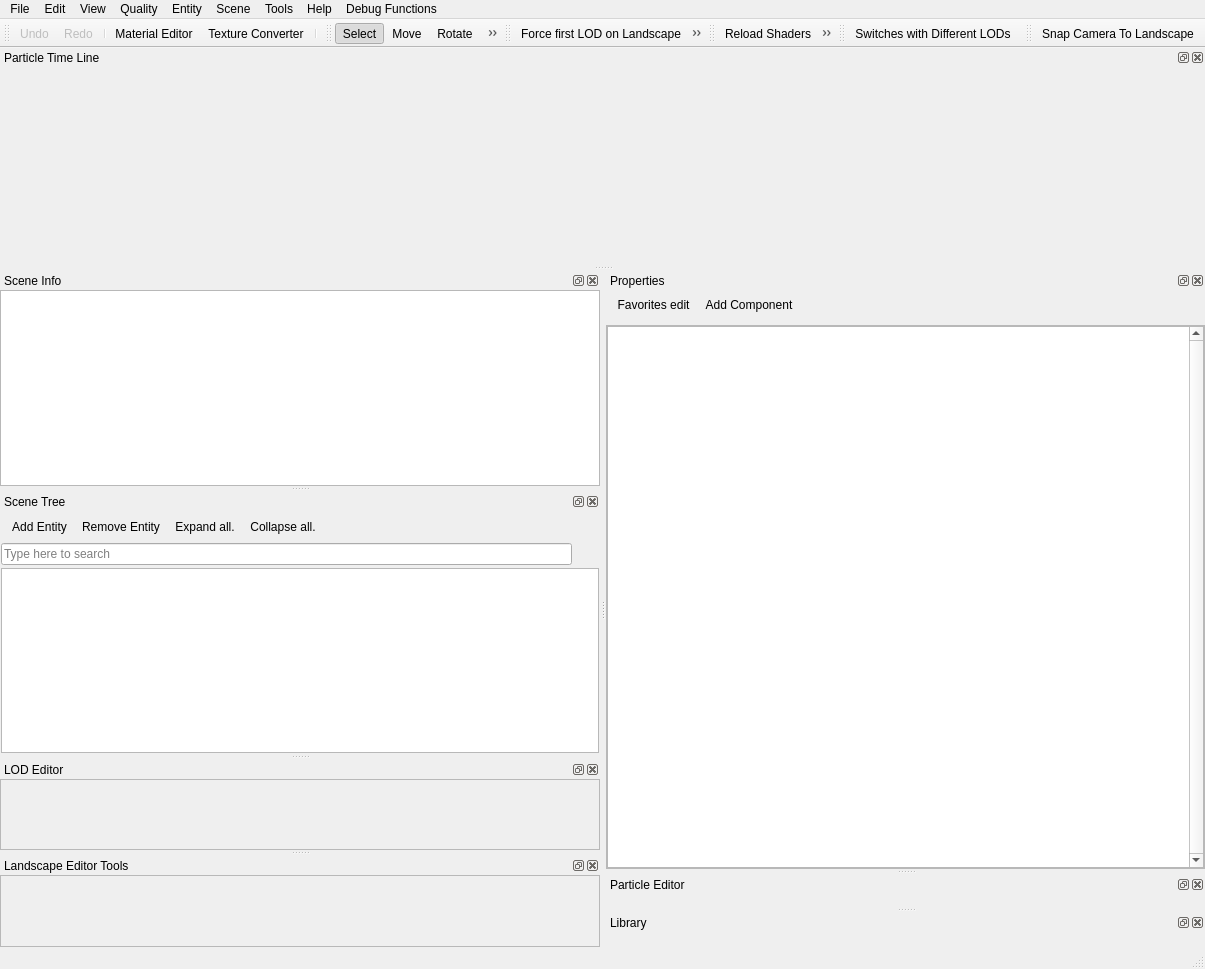
Qt form Tools/ResourceEditor/DataQt/mainwindow.ui (xaoctech/dava.engine) before a commit.
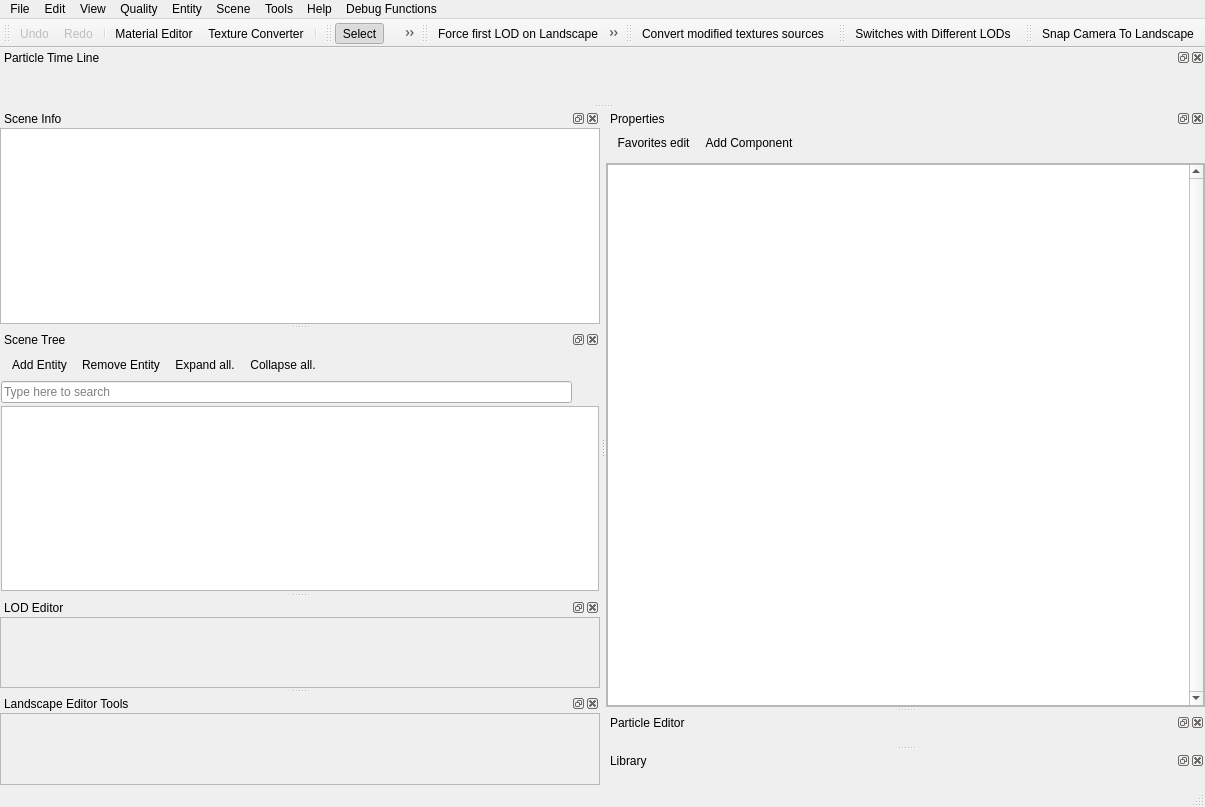
The same form after that commit. Icons and pictures are not drawn. Custom widgets are drawn as their Qt base class.

Commit message: [DF-12132] Added Shaders Module

```diff
--- a/Tools/ResourceEditor/DataQt/mainwindow.ui
+++ b/Tools/ResourceEditor/DataQt/mainwindow.ui
@@ -7,7 +7,7 @@
     <x>0</x>
     <y>0</y>
     <width>1205</width>
-    <height>969</height>
+    <height>807</height>
    </rect>
   </property>
   <property name="sizePolicy">
@@ -713,7 +713,7 @@
           <x>0</x>
           <y>0</y>
           <width>256</width>
-          <height>94</height>
+          <height>76</height>
          </rect>
         </property>
        </widget>
@@ -762,7 +762,6 @@
    <attribute name="toolBarBreak">
     <bool>false</bool>
    </attribute>
-   <addaction name="actionReloadShader"/>
    <addaction name="actionConvertModifiedTextures"/>
   </widget>
   <widget class="QDockWidget" name="dockLibrary">
@@ -842,7 +841,7 @@
           <x>0</x>
           <y>0</y>
           <width>256</width>
-          <height>94</height>
+          <height>76</height>
          </rect>
         </property>
        </widget>
@@ -1717,15 +1716,6 @@
     <string>Vegetation</string>
    </property>
   </action>
-  <action name="actionReloadShader">
-   <property name="icon">
-    <iconset resource="Resources.qrc">
-     <normaloff>:/QtIcons/reload_shaders.png</normaloff>:/QtIcons/reload_shaders.png</iconset>
-   </property>
-   <property name="text">
-    <string>Reload Shaders</string>
-   </property>
-  </action>
   <action name="actionSwitchesWithDifferentLODs">
    <property name="checkable">
     <bool>true</bool>
```
Left out of the diff: 102 changed lines with no effect on the pictures. The commit also changes 8 other files.
